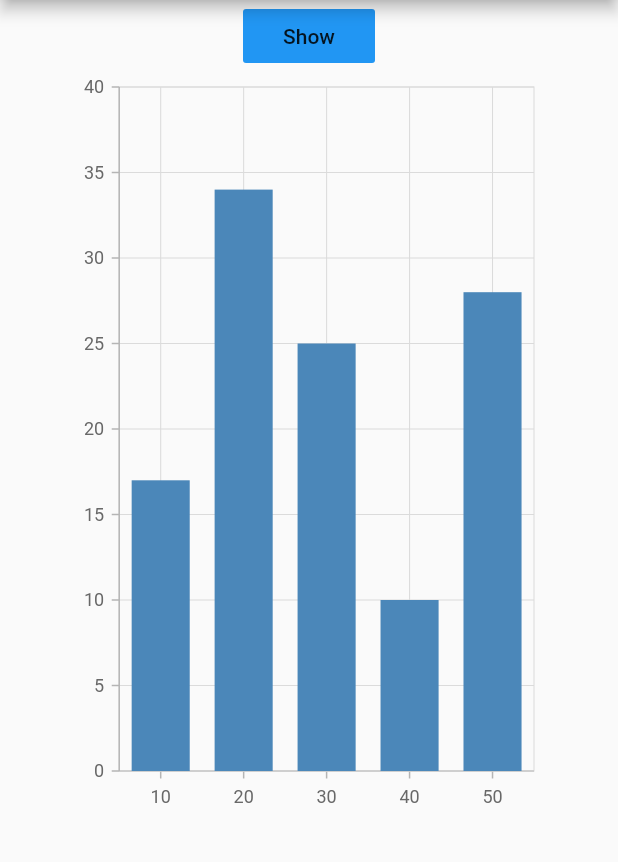
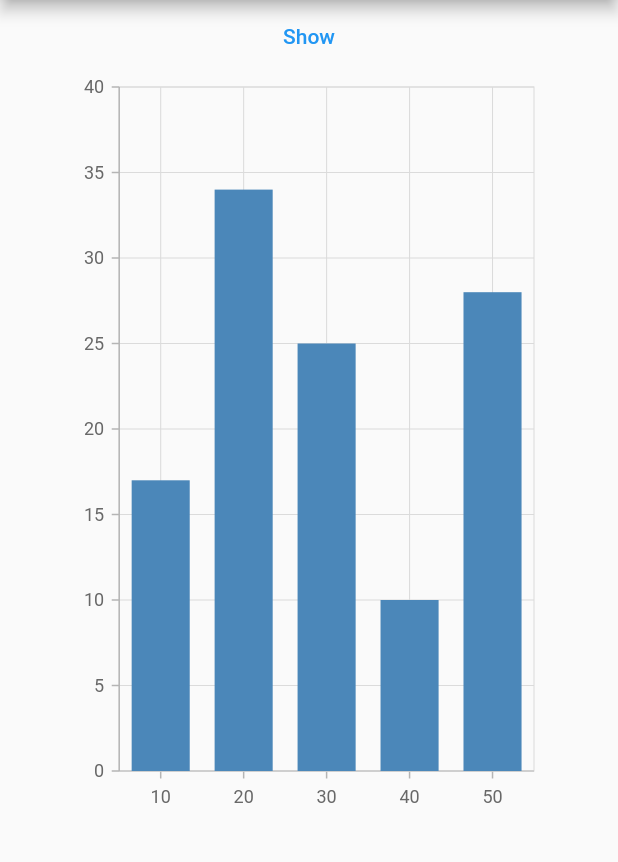
Before and after one commit to SyncfusionExamples/public-methods-tooltip-flutter-chart, a Flutter app: the screen it shows after launch, on a phone screen of 412 x 824 dp, the part 84-946 px from its top. Run offline on Flutter 3.47's test engine with Material 2 defaults, Android fonts, the phone set to English and light mode, and no system bars; our stand-ins replace syncfusion_flutter_charts; missing offline and left inert: syncfusion_flutter_core.

Commit message:
committed null safety changes

```diff
--- a/lib/main.dart
+++ b/lib/main.dart
@@ -13,9 +13,7 @@ class ChartApp extends StatelessWidget {
   Widget build(BuildContext context) {
     return MaterialApp(
       title: 'Chart Demo',
-      theme: ThemeData(
-        primarySwatch: Colors.blue
-      ),
+      theme: ThemeData(primarySwatch: Colors.blue),
       home: MyHomePage(),
     );
   }
@@ -23,20 +21,15 @@ class ChartApp extends StatelessWidget {
 
 class MyHomePage extends StatefulWidget {
   // ignore: prefer_const_constructors_in_immutables
-  MyHomePage({Key key}) : super(key: key);
+  MyHomePage({Key? key}) : super(key: key);
 
   @override
   _MyHomePageState createState() => _MyHomePageState();
 }
 
 class _MyHomePageState extends State<MyHomePage> {
-
-SfCartesianChart chart;
-TooltipBehavior tooltip;
-
-
-  @override
-  Widget build(BuildContext context) {
+  late SfCartesianChart chart;
+  late TooltipBehavior tooltip;
   final List<ChartData> chartData = [
     ChartData(10, 17),
     ChartData(20, 34),
@@ -45,7 +38,10 @@ TooltipBehavior tooltip;
     ChartData(50, 28)
 // Add the required data
   ];
-tooltip = TooltipBehavior (enable: true, shouldAlwaysShow: true);
+
+  @override
+  void initState() {
+    tooltip = TooltipBehavior(enable: true, shouldAlwaysShow: true);
     chart = SfCartesianChart(
         primaryXAxis: NumericAxis(interval: 10),
         tooltipBehavior: tooltip,
@@ -55,42 +51,36 @@ tooltip = TooltipBehavior (enable: true, shouldAlwaysShow: true);
               dataSource: chartData,
               xValueMapper: (ChartData data, _) => data.x,
               yValueMapper: (ChartData data, _) => data.y,
-        name:'Tooltip'),
-    ]
-);
+              name: 'Tooltip'),
+        ]);
+    super.initState();
+  }
+
+  @override
+  Widget build(BuildContext context) {
     return Scaffold(
-  appBar: AppBar(
-    title: Text('Public Methods')
-  ),
+        appBar: AppBar(title: Text('Public Methods')),
         body: Container(
-    child: Column(
-      children: <Widget>[
-        FlatButton(
-          color: Theme.of(context).primaryColor,
+            child: Column(children: <Widget>[
+          TextButton(
+            style:
+                TextButton.styleFrom(primary: Theme.of(context).primaryColor),
             child: Text('Show'),
             onPressed: show,
-
           ),
           Center(
-          child: Container(height: 500,
-          width: 320,
-            child: chart),
+            child: Container(height: 500, width: 320, child: chart),
           )
-      ]
-    )
-  )
-);
-
+        ])));
   }
 
   void show() {
-  tooltip.showByIndex(0,1);
+    tooltip.showByIndex(0, 1);
   }
 
-void hide(){
+  void hide() {
     tooltip.hide();
   }
-
 }
 
 class ChartData {
--- a/pubspec.yaml
+++ b/pubspec.yaml
@@ -14,7 +14,7 @@ description: A new Flutter project.
 version: 1.0.0+1
 
 environment:
-  sdk: ">=2.1.0 <3.0.0"
+  sdk: ">=2.12.0 <3.0.0"
 
 dependencies:
   flutter:
```
Lines whose indentation alone changed are shown as unchanged.
